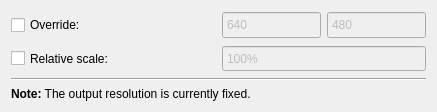
Before: the Qt Designer form src/display/qt/dialogs/ui/output_resolution_dialog.ui in mrehkopf/vcs, drawn with Qt 5.
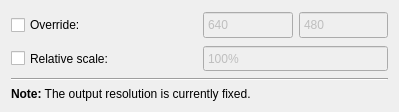
After: the same form once the commit is applied.

The edit to the form file:
```diff
--- a/src/display/qt/dialogs/ui/output_resolution_dialog.ui
+++ b/src/display/qt/dialogs/ui/output_resolution_dialog.ui
@@ -6,7 +6,7 @@
    <rect>
     <x>0</x>
     <y>0</y>
-    <width>437</width>
+    <width>399</width>
     <height>112</height>
    </rect>
   </property>
@@ -172,6 +172,9 @@
      <property name="text">
       <string>&lt;html&gt;&lt;head/&gt;&lt;body&gt;&lt;p&gt;&lt;span style=&quot; font-weight:600;&quot;&gt;Note:&lt;/span&gt; The output resolution is currently fixed.&lt;/p&gt;&lt;/body&gt;&lt;/html&gt;</string>
      </property>
+     <property name="wordWrap">
+      <bool>true</bool>
+     </property>
     </widget>
    </item>
   </layout>
```
